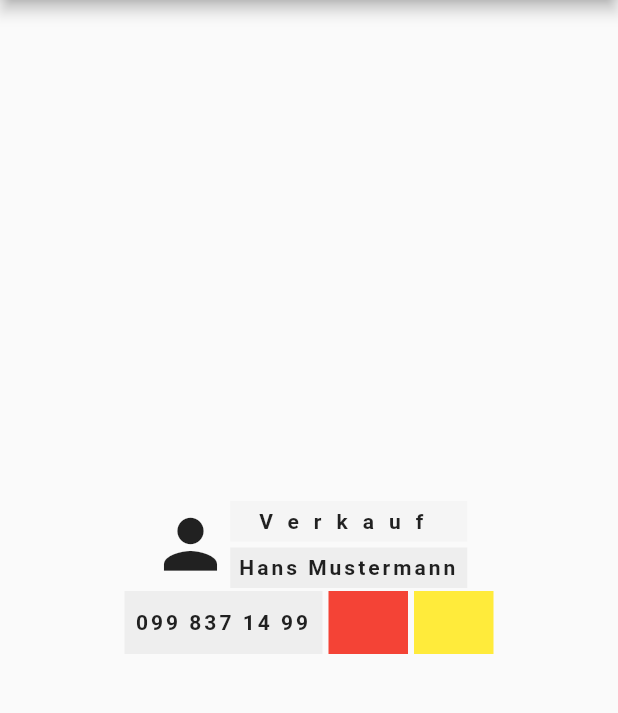
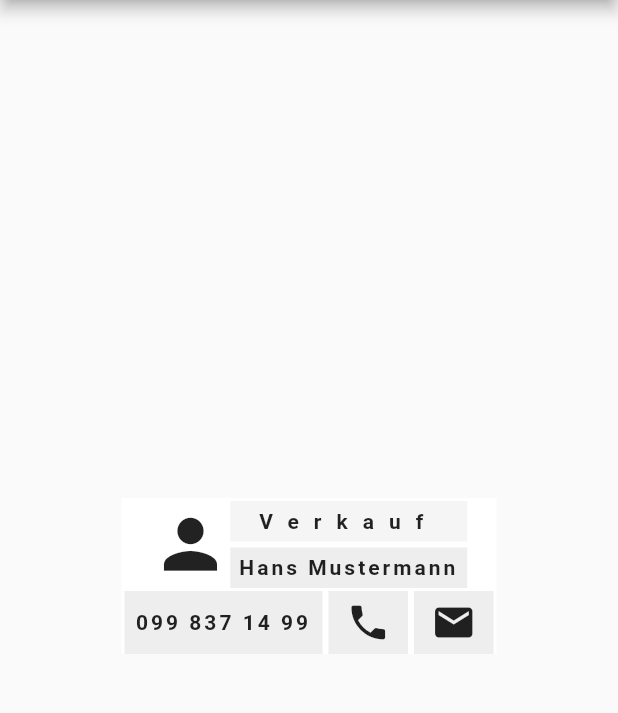
Before and after one commit to mmanflori/blogg_test, a Flutter app: the screen it shows after launch, on a phone screen of 412 x 824 dp, the part 84-797 px from its top. Run offline on Flutter 3.47's test engine with Material 2 defaults, Android fonts, the phone set to English and light mode, and no system bars.

Commit message:
zweite änderung

```diff
--- a/lib/main.dart
+++ b/lib/main.dart
@@ -15,7 +15,11 @@ void main() {
 class flutter_lernen extends StatelessWidget {
   @override
   Widget build(BuildContext context) {
-    return Container(
+    return Center(
+      child: Container(
+        height: 104.0,
+        width: 250.0,
+        color: Colors.white,
         child: Column(
           mainAxisAlignment: MainAxisAlignment.center,
           children: <Widget>[
@@ -85,18 +89,29 @@ class flutter_lernen extends StatelessWidget {
                   width: 53.0,
                   height: 42.0,
                   margin: EdgeInsets.symmetric(horizontal: 2.0),
-                color: Colors.red,
+                  color: Colors.grey[200],
+                  alignment: Alignment.center,
+                  child: Icon(
+                    Icons.phone,
+                    size:30.0,
+                  ),
                 ),
                 Container(
                   width: 53.0,
                   height: 42.0,
                   margin: EdgeInsets.symmetric(horizontal: 2.0),
-                color: Colors.yellow,
+                  color: Colors.grey[200],
+                  alignment: Alignment.center,
+                  child: Icon(
+                    Icons.mail,
+                    size:30.0,
+                  ),
                 ),
               ],
             ),
           ],
         ),
+      ),
     );
   }
 }
```
Lines whose indentation alone changed are shown as unchanged.
